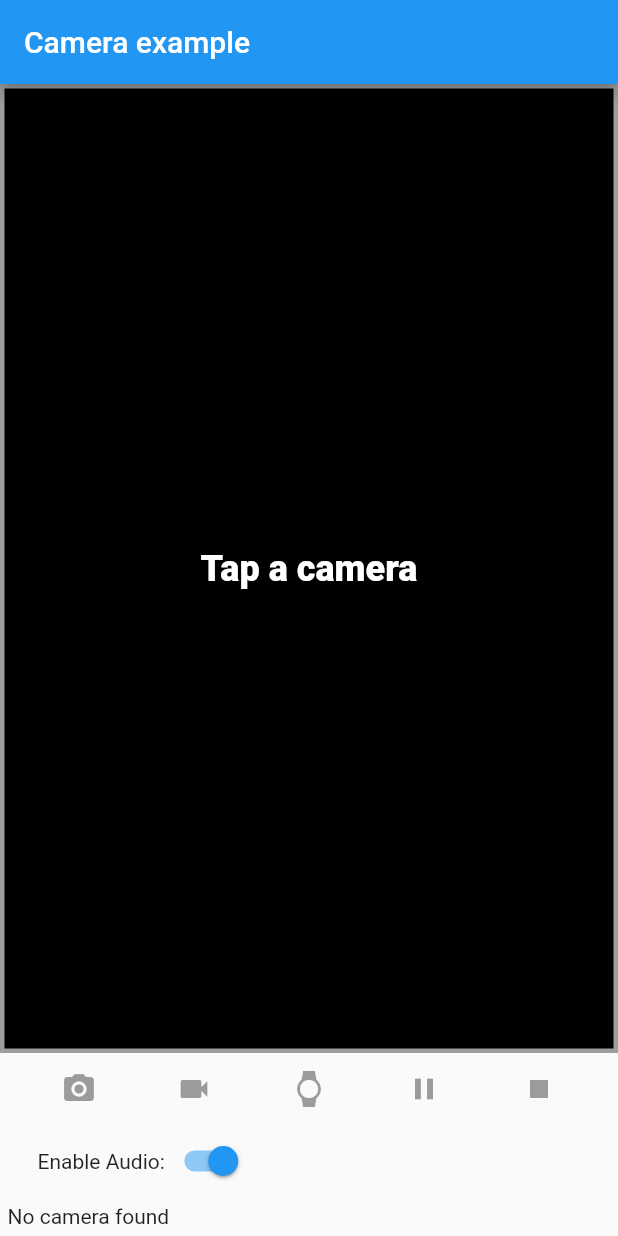
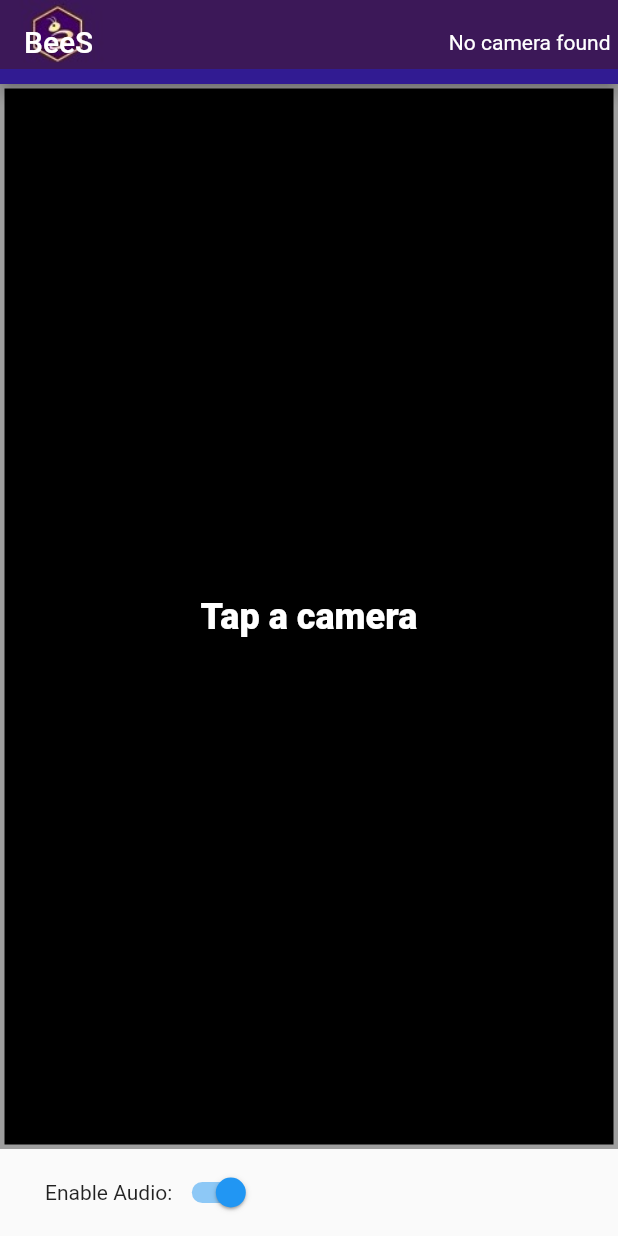
Before and after one commit to BeesApp/bees-app-mvp, a Flutter app: the screen it shows after launch, on a phone screen of 412 x 824 dp. Run offline on Flutter 3.47's test engine with Material 2 defaults, Android fonts, the phone set to English and light mode, and no system bars; our stand-ins replace video_player, wakelock; missing offline and left inert: camera_with_rtmp.

Commit message:
- The broadcaster home page is based on bees-application-rtmp example, design is added, also some functionalities of the example are not needed, therefore some icons are removed and the switch cameras widget was included into AppBar().
DiegoR.

```diff
--- a/lib/main.dart
+++ b/lib/main.dart
@@ -89,14 +89,32 @@ class _CameraExampleHomeState extends State<CameraExampleHome>
     return Scaffold(
       key: _scaffoldKey,
       appBar: AppBar(
-        title: const Text('Camera example'),
+        title: Text('BeeS'),
+        flexibleSpace: Image.asset(
+          "images/banner.jpeg",
+          fit: BoxFit.fill,
+        ),
+        // TODO: Banner's background color should be included into the material design palette
+        backgroundColor: Colors.deepPurple[900],
+        actions: <Widget>[
+          Padding(
+            padding: const EdgeInsets.all(5.0),
+            child: Row(
+              mainAxisAlignment: MainAxisAlignment.start,
+              children: <Widget>[
+                _cameraTogglesRowWidget(),
+                //_thumbnailWidget(),
+              ],
+            ),
+          ),
+        ],
       ),
       body: Column(
         children: <Widget>[
           Expanded(
             child: Container(
               child: Padding(
-                padding: const EdgeInsets.all(1.0),
+                padding: const EdgeInsets.all(10.0),
                 child: Center(
                   child: _cameraPreviewWidget(),
                 ),
@@ -110,21 +128,22 @@ class _CameraExampleHomeState extends State<CameraExampleHome>
                           : Colors.orangeAccent
                       : controller != null &&
                               controller.value.isStreamingVideoRtmp
-                      ? Colors.blueAccent
+                          ? Colors.deepPurple
                           : Colors.grey,
                   width: 3.0,
                 ),
               ),
             ),
           ),
-          _captureControlRowWidget(),
-          _toggleAudioWidget(),
+          //_captureControlRowWidget(),
+          //_toggleAudioWidget(),
           Padding(
             padding: const EdgeInsets.all(5.0),
             child: Row(
               mainAxisAlignment: MainAxisAlignment.start,
               children: <Widget>[
-                _cameraTogglesRowWidget(),
+                //_cameraTogglesRowWidget(),
+                _toggleAudioWidget(),
                 _thumbnailWidget(),
               ],
             ),
@@ -214,13 +233,13 @@ class _CameraExampleHomeState extends State<CameraExampleHome>
       mainAxisAlignment: MainAxisAlignment.spaceEvenly,
       mainAxisSize: MainAxisSize.max,
       children: <Widget>[
-        IconButton(
+/*        IconButton(
           icon: const Icon(Icons.camera_alt),
           color: Colors.blue,
           onPressed: controller != null && controller.value.isInitialized
               ? onTakePictureButtonPressed
               : null,
-        ),
+        ),*/
         IconButton(
           icon: const Icon(Icons.videocam),
           color: Colors.blue,
@@ -240,7 +259,9 @@ class _CameraExampleHomeState extends State<CameraExampleHome>
               : null,
         ),
         IconButton(
-          icon: controller != null && (controller.value.isRecordingPaused || controller.value.isStreamingPaused)
+          icon: controller != null &&
+                  (controller.value.isRecordingPaused ||
+                      controller.value.isStreamingPaused)
               ? Icon(Icons.play_arrow)
               : Icon(Icons.pause),
           color: Colors.blue,
@@ -694,6 +715,7 @@ class CameraApp extends StatelessWidget {
   @override
   Widget build(BuildContext context) {
     return MaterialApp(
+      debugShowCheckedModeBanner: false,
       home: CameraExampleHome(),
     );
   }
--- a/pubspec.yaml
+++ b/pubspec.yaml
@@ -53,6 +53,8 @@ flutter:
   # assets:
   #   - images/a_dot_burr.jpeg
   #   - images/a_dot_ham.jpeg
+  assets:
+    - images/banner.jpeg
 
   # An image asset can refer to one or more resolution-specific "variants", see
   # https://flutter.dev/assets-and-images/#resolution-aware.
```
Also changed, not shown: images/banner.jpeg (added). Lines whose indentation alone changed are shown as unchanged.
